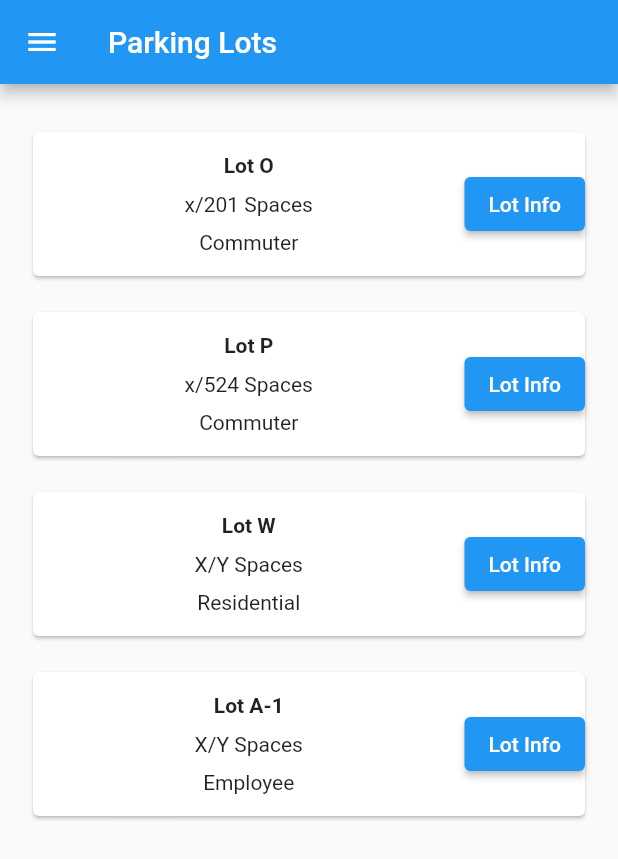
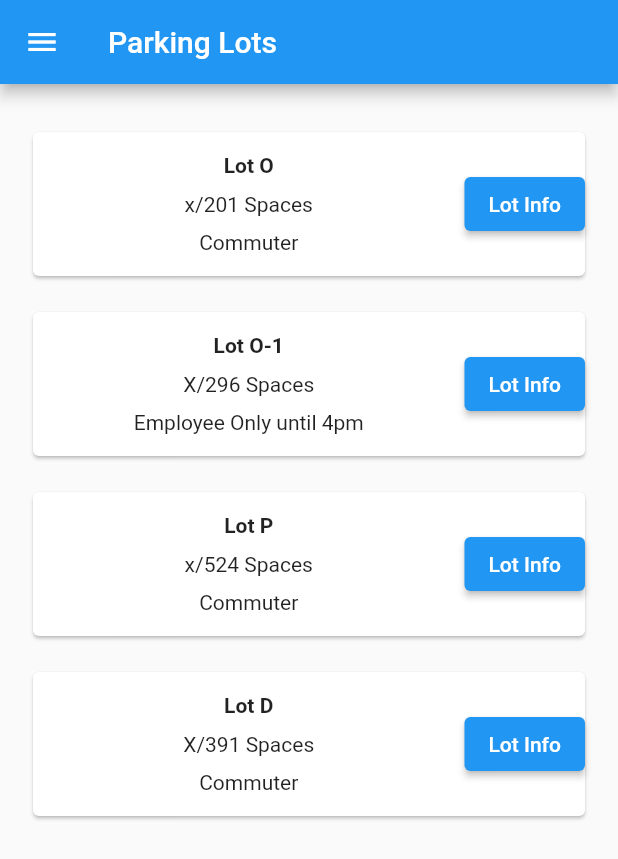
Before and after one commit to MathewTWilliams/RowanParkingApp, a Flutter app: the screen it shows after launch, on a phone screen of 412 x 824 dp. Shown: the top 859 px of the screen. Run offline on Flutter 3.47's test engine with Material 2 defaults, Android fonts, the phone set to English and light mode, and no system bars; our stand-ins replace flutter_secure_storage; missing offline and left inert: flutter_appauth; network calls fail.

Commit message:
Update lots_widget.dart

```diff
--- a/rowan_parking_app/lib/content_widgets/lots_widget.dart
+++ b/rowan_parking_app/lib/content_widgets/lots_widget.dart
@@ -7,7 +7,7 @@ import 'package:flutter/cupertino.dart';
 
 import 'package:http/http.dart' as http;
 
-const String serverURL = "18.118.241.218";
+const String serverURL = "3.137.195.9";
 
 void main() => runApp(const MaterialApp(home: LotsWidget()));
 
@@ -38,17 +38,17 @@ class LotsWidgetState extends State<LotsWidget> {
                 rating: 'x/201 Spaces',
                 permission: 'Commuter'),
             CheckinBox(
+                lotName: 'Lot O-1',
+                rating: 'X/296 Spaces',
+                permission: 'Employee Only until 4pm'),
+            CheckinBox(
                 lotName: 'Lot P',
                 rating: 'x/524 Spaces',
                 permission: 'Commuter'),
             CheckinBox(
-                lotName: 'Lot W',
-                rating: 'X/Y Spaces',
-                permission: 'Residential'),
-            CheckinBox(
-                lotName: 'Lot A-1',
-                rating: 'X/Y Spaces',
-                permission: 'Employee'),
+                lotName: 'Lot D',
+                rating: 'X/391 Spaces',
+                permission: 'Commuter'),
           ],
         )
     );
@@ -89,9 +89,9 @@ class Lots {
 // Holds the information for what goes into the CheckinBox for the above listView
 class CheckinBox extends StatelessWidget {
   CheckinBox({required this.lotName, required this.rating, required this.permission});
-  final String lotName;
-  final String rating;
-  final String permission;
+  String lotName;
+  String rating;
+  String permission;
 
   @override
   Widget build(BuildContext context) {
```
Lines whose indentation alone changed are shown as unchanged.
